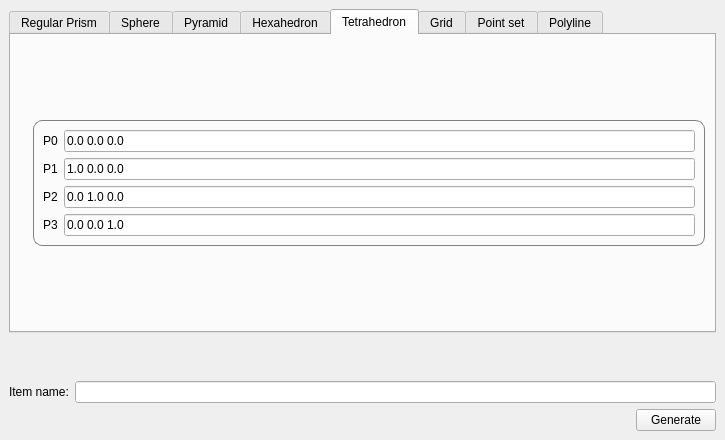
Before: the Qt Designer form demo/Polyhedron/Plugins/PCA/Basic_generator_widget.ui in CGAL/releases, drawn with Qt 5.
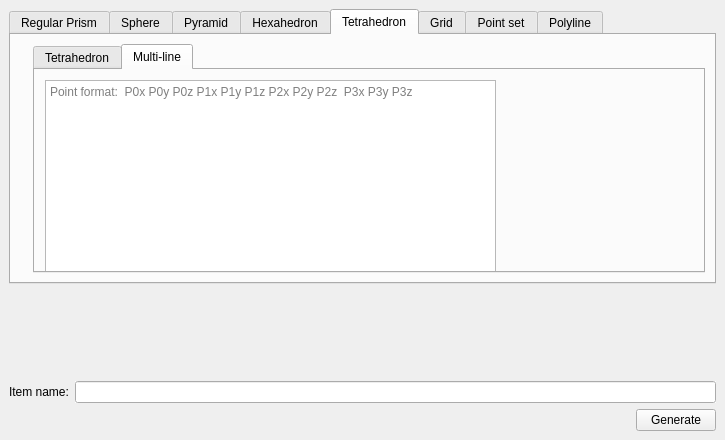
After: the same form once the commit is applied. The open tabs and pages were chosen to show the change. Icons and pictures are not drawn. Custom widgets are drawn as their Qt base class.

Diff of the .ui file:
```diff
--- a/demo/Polyhedron/Plugins/PCA/Basic_generator_widget.ui
+++ b/demo/Polyhedron/Plugins/PCA/Basic_generator_widget.ui
@@ -755,22 +755,25 @@
          </widget>
         </item>
         <item>
-         <layout class="QVBoxLayout" name="verticalLayout_12" stretch="1,0,1">
+         <layout class="QVBoxLayout" name="verticalLayout_12" stretch="0">
           <item>
-           <spacer name="verticalSpacer_8">
-            <property name="orientation">
-             <enum>Qt::Vertical</enum>
+           <widget class="QTabWidget" name="tabWidget">
+            <property name="currentIndex">
+             <number>0</number>
             </property>
-            <property name="sizeHint" stdset="0">
-             <size>
-              <width>20</width>
-              <height>40</height>
-             </size>
-            </property>
-           </spacer>
-          </item>
-          <item>
+            <widget class="QWidget" name="tetraTab_2">
+             <attribute name="title">
+              <string>Tetrahedron</string>
+             </attribute>
            <widget class="QGroupBox" name="groupBox_3">
+              <property name="geometry">
+               <rect>
+                <x>0</x>
+                <y>30</y>
+                <width>477</width>
+                <height>144</height>
+               </rect>
+              </property>
             <property name="styleSheet">
              <string notr="true">QGroupBox {
     border: 1px solid gray;
@@ -789,7 +792,14 @@
             </property>
             <layout class="QVBoxLayout" name="verticalLayout_13">
              <item>
-              <layout class="QGridLayout" name="gridLayout_3" columnstretch="0,1">
+                <layout class="QGridLayout" name="gridLayout_3" columnstretch="0,0">
+                 <item row="3" column="1">
+                  <widget class="QLineEdit" name="tetP3">
+                   <property name="text">
+                    <string>0.0 0.0 1.0</string>
+                   </property>
+                  </widget>
+                 </item>
                <item row="1" column="0">
                 <widget class="QLabel" name="label_22">
                  <property name="text">
@@ -850,19 +860,45 @@
              </item>
             </layout>
            </widget>
-          </item>
-          <item>
-           <spacer name="verticalSpacer_4">
-            <property name="orientation">
-             <enum>Qt::Vertical</enum>
-            </property>
-            <property name="sizeHint" stdset="0">
-             <size>
-              <width>20</width>
-              <height>110</height>
-             </size>
-            </property>
-           </spacer>
+            </widget>
+            <widget class="QWidget" name="tetraTab_3">
+             <attribute name="title">
+              <string>Multi-line</string>
+             </attribute>
+             <widget class="QTextEdit" name="point_textEdit_2">
+              <property name="geometry">
+               <rect>
+                <x>10</x>
+                <y>10</y>
+                <width>451</width>
+                <height>201</height>
+               </rect>
+              </property>
+              <property name="sizePolicy">
+               <sizepolicy hsizetype="MinimumExpanding" vsizetype="MinimumExpanding">
+                <horstretch>0</horstretch>
+                <verstretch>0</verstretch>
+               </sizepolicy>
+              </property>
+              <property name="html">
+               <string>&lt;!DOCTYPE HTML PUBLIC &quot;-//W3C//DTD HTML 4.0//EN&quot; &quot;http://www.w3.org/TR/REC-html40/strict.dtd&quot;&gt;
+&lt;html&gt;&lt;head&gt;&lt;meta name=&quot;qrichtext&quot; content=&quot;1&quot; /&gt;&lt;meta charset=&quot;utf-8&quot; /&gt;&lt;style type=&quot;text/css&quot;&gt;
+p, li { white-space: pre-wrap; }
+hr { height: 1px; border-width: 0; }
+li.unchecked::marker { content: &quot;\2610&quot;; }
+li.checked::marker { content: &quot;\2612&quot;; }
+&lt;/style&gt;&lt;/head&gt;&lt;body style=&quot; font-family:'Segoe UI'; font-size:9pt; font-weight:400; font-style:normal;&quot;&gt;
+&lt;p style=&quot;-qt-paragraph-type:empty; margin-top:0px; margin-bottom:0px; margin-left:0px; margin-right:0px; -qt-block-indent:0; text-indent:0px; font-family:'Sans Serif'; font-size:10pt;&quot;&gt;&lt;br /&gt;&lt;/p&gt;&lt;/body&gt;&lt;/html&gt;</string>
+              </property>
+              <property name="overwriteMode">
+               <bool>false</bool>
+              </property>
+              <property name="placeholderText">
+               <string notr="true">Point format:  P0x P0y P0z P1x P1y P1z P2x P2y P2z  P3x P3y P3z </string>
+              </property>
+             </widget>
+            </widget>
+           </widget>
           </item>
          </layout>
         </item>
```
Left out of the diff: 65 changed lines with no effect on the pictures. Lines whose indentation alone changed are shown as unchanged.
